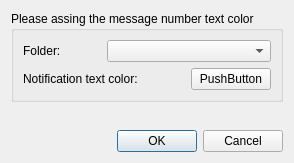
Before: the Qt Designer form src/dialogaddeditaccount.ui in gyunaev/birdtray, drawn with Qt 5.
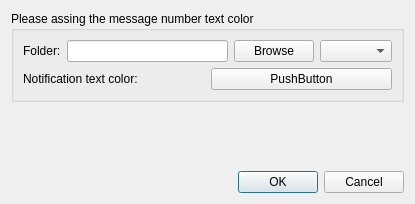
After: the same form once the commit is applied. Custom widgets are drawn as their Qt base class.

Patch:
```diff
--- a/src/dialogaddeditaccount.ui
+++ b/src/dialogaddeditaccount.ui
@@ -6,8 +6,8 @@
    <rect>
     <x>0</x>
     <y>0</y>
-    <width>283</width>
-    <height>163</height>
+    <width>415</width>
+    <height>204</height>
    </rect>
   </property>
   <property name="windowTitle">
@@ -19,30 +19,48 @@
      <property name="title">
       <string>Please assing the message number text color</string>
      </property>
-     <layout class="QGridLayout" name="gridLayout">
-      <item row="0" column="0">
+     <layout class="QVBoxLayout" name="verticalLayout">
+      <item>
+       <layout class="QHBoxLayout" name="horizontalLayout">
+        <item>
        <widget class="QLabel" name="lblAccount">
         <property name="text">
          <string>Folder:</string>
         </property>
        </widget>
       </item>
-      <item row="0" column="1" colspan="2">
+        <item>
+         <widget class="QLineEdit" name="leFolderPath"/>
+        </item>
+        <item>
+         <widget class="QPushButton" name="btnBrowse">
+          <property name="text">
+           <string>Browse</string>
+          </property>
+         </widget>
+        </item>
+        <item>
        <widget class="QComboBox" name="boxAccounts"/>
       </item>
-      <item row="1" column="0" colspan="2">
+       </layout>
+      </item>
+      <item>
+       <layout class="QHBoxLayout" name="horizontalLayout_2">
+        <item>
        <widget class="QLabel" name="lblAccount_2">
         <property name="text">
          <string>Notification text color:</string>
         </property>
        </widget>
       </item>
-      <item row="1" column="2">
+        <item>
        <widget class="ColorButton" name="btnColor">
         <property name="text">
          <string>PushButton</string>
         </property>
        </widget>
+        </item>
+       </layout>
       </item>
      </layout>
     </widget>
```
Lines whose indentation alone changed are shown as unchanged.
